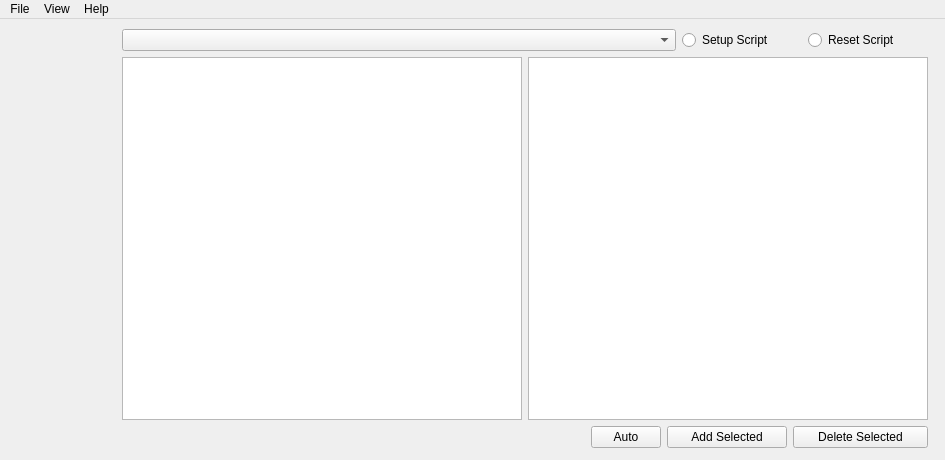
Qt form src/gui/mainwindow.ui (windy32/algts) before a commit.
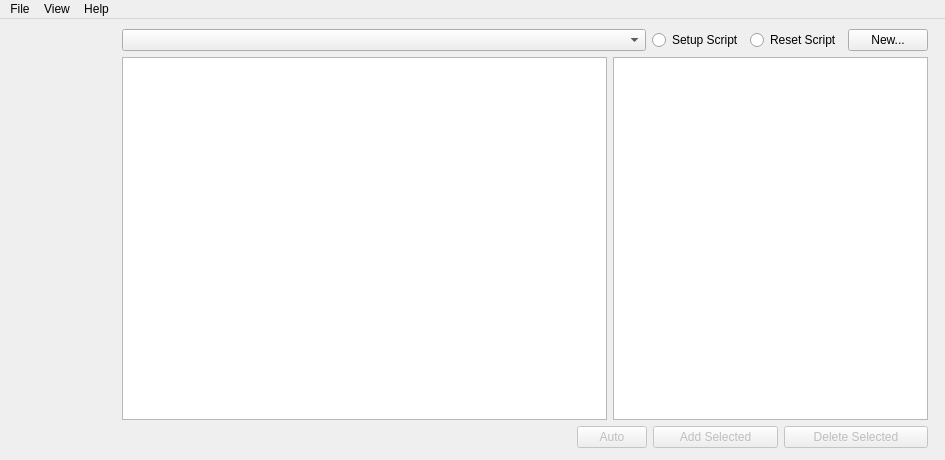
The same form after that commit. The open tabs and pages were chosen to show the change. Custom widgets are drawn as their Qt base class.

```diff
--- a/src/gui/mainwindow.ui
+++ b/src/gui/mainwindow.ui
@@ -1584,24 +1584,12 @@
          <number>12</number>
         </property>
         <item>
-         <layout class="QHBoxLayout" name="P3Layout1">
+         <layout class="QHBoxLayout" name="P3Layout1" stretch="1,0,0,0">
           <item>
            <widget class="QComboBox" name="cmbP3Scripts"/>
           </item>
           <item>
            <widget class="QRadioButton" name="rdoP3SetupScript">
-            <property name="minimumSize">
-             <size>
-              <width>120</width>
-              <height>0</height>
-             </size>
-            </property>
-            <property name="maximumSize">
-             <size>
-              <width>120</width>
-              <height>16777215</height>
-             </size>
-            </property>
             <property name="text">
              <string>Setup Script</string>
             </property>
@@ -1609,23 +1597,18 @@
           </item>
           <item>
            <widget class="QRadioButton" name="rdoP3ResetScript">
-            <property name="minimumSize">
-             <size>
-              <width>120</width>
-              <height>0</height>
-             </size>
-            </property>
-            <property name="maximumSize">
-             <size>
-              <width>120</width>
-              <height>16777215</height>
-             </size>
-            </property>
             <property name="text">
              <string>Reset Script</string>
             </property>
            </widget>
           </item>
+          <item>
+           <widget class="QPushButton" name="btnP3New">
+            <property name="text">
+             <string>New...</string>
+            </property>
+           </widget>
+          </item>
          </layout>
         </item>
         <item>
@@ -1634,7 +1617,20 @@
            <widget class="QTextEdit" name="txtP3Script"/>
           </item>
           <item>
-           <widget class="QListView" name="lstP3Params"/>
+           <widget class="QListView" name="lstP3Params">
+            <property name="minimumSize">
+             <size>
+              <width>315</width>
+              <height>0</height>
+             </size>
+            </property>
+            <property name="maximumSize">
+             <size>
+              <width>315</width>
+              <height>16777215</height>
+             </size>
+            </property>
+           </widget>
           </item>
          </layout>
         </item>
@@ -1655,6 +1651,9 @@
           </item>
           <item>
            <widget class="QPushButton" name="btnP3Auto">
+            <property name="enabled">
+             <bool>false</bool>
+            </property>
             <property name="minimumSize">
              <size>
               <width>70</width>
@@ -1674,15 +1673,18 @@
           </item>
           <item>
            <widget class="QPushButton" name="btnP3AddSelected">
+            <property name="enabled">
+             <bool>false</bool>
+            </property>
             <property name="minimumSize">
              <size>
-              <width>120</width>
+              <width>125</width>
               <height>0</height>
              </size>
             </property>
             <property name="maximumSize">
              <size>
-              <width>120</width>
+              <width>124</width>
               <height>16777215</height>
              </size>
             </property>
@@ -1693,15 +1695,18 @@
           </item>
           <item>
            <widget class="QPushButton" name="btnP3DeleteSelected">
+            <property name="enabled">
+             <bool>false</bool>
+            </property>
             <property name="minimumSize">
              <size>
-              <width>135</width>
+              <width>144</width>
               <height>0</height>
              </size>
             </property>
             <property name="maximumSize">
              <size>
-              <width>135</width>
+              <width>144</width>
               <height>16777215</height>
              </size>
             </property>
```
Left out of the diff: 2 changed lines with no effect on the pictures.
